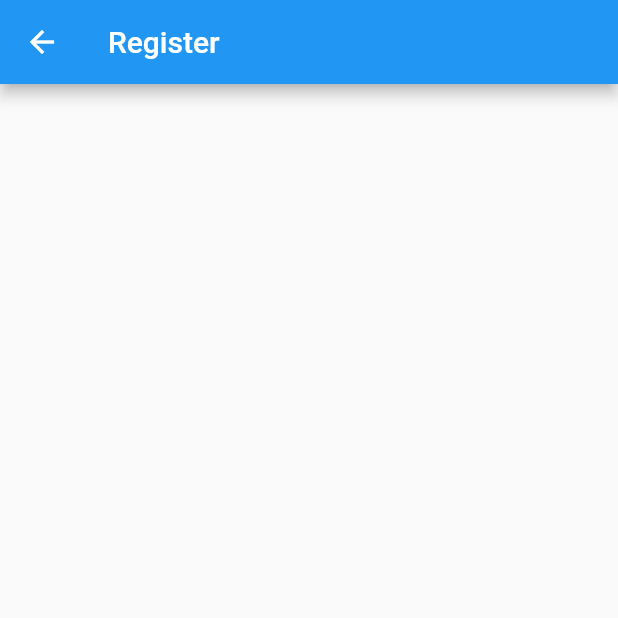
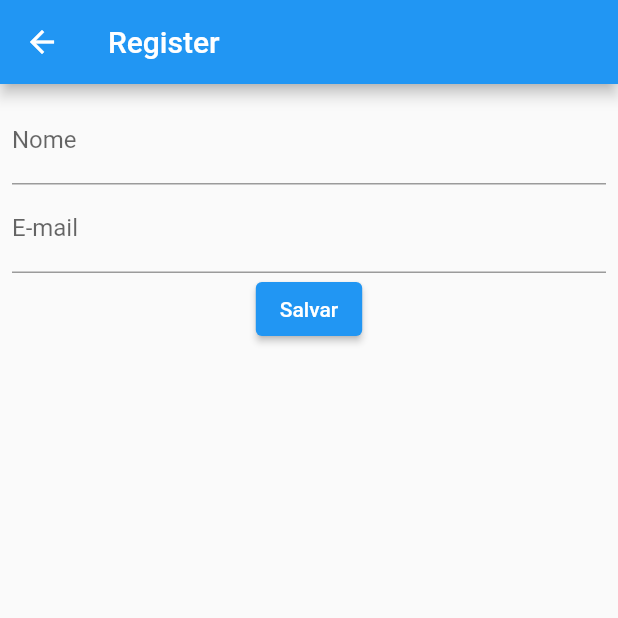
Before and after one commit to WilliamFB/freezed-bloc, a Flutter app: the ContactsRegisterPage screen opened by its route, on a phone screen of 412 x 824 dp, the top half of it. Run offline on Flutter 3.47's test engine with Material 2 defaults, Android fonts, the phone set to English and light mode, and no system bars; our stand-ins replace bloc, dio, flutter_bloc, freezed_annotation; generated files the repository leaves out were written again; network calls fail.

Commit message:
feat: implement contacts register

```diff
--- /dev/null
+++ b/lib/features/contacts/register/bloc/contacts_register_bloc.dart
@@ -0,0 +1,38 @@
+import 'dart:async';
+import 'dart:developer';
+
+import 'package:bloc/bloc.dart';
+import 'package:bloc_studies/models/contact_model.dart';
+import 'package:freezed_annotation/freezed_annotation.dart';
+
+import '../../../../repositories/contacts_repository.dart';
+
+part 'contacts_register_bloc.freezed.dart';
+part 'contacts_register_event.dart';
+part 'contacts_register_state.dart';
+
+class ContactsRegisterBloc
+    extends Bloc<ContactsRegisterEvent, ContactsRegisterState> {
+  final ContactsRepository _repository;
+
+  ContactsRegisterBloc({required ContactsRepository repository})
+      : _repository = repository,
+        super(const ContactsRegisterState.initial()) {
+    on<_Save>(_save);
+  }
+
+  FutureOr<void> _save(_Save event, Emitter<ContactsRegisterState> emit) async {
+    try {
+      emit(const ContactsRegisterState.loading());
+      await Future.delayed(const Duration(seconds: 2));
+      final contactModel = ContactModel(name: event.nome, email: event.email);
+      await _repository.create(contactModel);
+      emit(const ContactsRegisterState.success());
+    } catch (e, s) {
+      log('Erro ao salvar contato', error: e, stackTrace: s);
+      emit(
+        const ContactsRegisterState.error(message: 'Erro ao salvar contato.'),
+      );
+    }
+  }
+}
--- /dev/null
+++ b/lib/features/contacts/register/bloc/contacts_register_event.dart
@@ -0,0 +1,9 @@
+part of 'contacts_register_bloc.dart';
+
+@freezed
+class ContactsRegisterEvent with _$ContactsRegisterEvent {
+  const factory ContactsRegisterEvent.save({
+    required String nome,
+    required String email,
+  }) = _Save;
+}
--- /dev/null
+++ b/lib/features/contacts/register/bloc/contacts_register_state.dart
@@ -0,0 +1,9 @@
+part of 'contacts_register_bloc.dart';
+
+@freezed
+class ContactsRegisterState with _$ContactsRegisterState {
+  const factory ContactsRegisterState.initial() = _Initial;
+  const factory ContactsRegisterState.loading() = _Loading;
+  const factory ContactsRegisterState.success() = _Success;
+  const factory ContactsRegisterState.error({required String message}) = _Error;
+}
--- a/lib/features/contacts/register/contacts_register_page.dart
+++ b/lib/features/contacts/register/contacts_register_page.dart
@@ -1,7 +1,26 @@
+import 'package:bloc_studies/features/contacts/register/bloc/contacts_register_bloc.dart';
+import 'package:bloc_studies/widgets/loader.dart';
 import 'package:flutter/material.dart';
+import 'package:flutter_bloc/flutter_bloc.dart';
 
-class ContactsRegisterPage extends StatelessWidget {
+class ContactsRegisterPage extends StatefulWidget {
   const ContactsRegisterPage({Key? key}) : super(key: key);
+
+  @override
+  State<ContactsRegisterPage> createState() => _ContactsRegisterPageState();
+}
+
+class _ContactsRegisterPageState extends State<ContactsRegisterPage> {
+  final _formKey = GlobalKey<FormState>();
+  final _nameEC = TextEditingController();
+  final _emailEC = TextEditingController();
+
+  @override
+  void dispose() {
+    _nameEC.dispose();
+    _emailEC.dispose();
+    super.dispose();
+  }
 
   @override
   Widget build(BuildContext context) {
@@ -9,7 +28,89 @@ class ContactsRegisterPage extends StatelessWidget {
       appBar: AppBar(
         title: const Text('Register'),
       ),
-      body: Container(),
+      body: BlocListener<ContactsRegisterBloc, ContactsRegisterState>(
+        // Não executa o listener quando for success e error
+        listenWhen: (previous, current) {
+          return current.maybeWhen(
+            success: () => true,
+            error: (_) => true,
+            orElse: () => false,
+          );
+        },
+        listener: (context, state) {
+          // whenOrNull não tem orElse, então caso seja um estado diferente, nada acontece
+          state.whenOrNull(
+            success: () => Navigator.of(context).pop(),
+            error: (message) {
+              ScaffoldMessenger.of(context).showSnackBar(
+                SnackBar(
+                  backgroundColor: Colors.red,
+                  content: Text(
+                    message,
+                    style: const TextStyle(color: Colors.white),
+                  ),
+                ),
+              );
+            },
+          );
+        },
+        child: Padding(
+          padding: const EdgeInsets.all(8.0),
+          child: Form(
+            key: _formKey,
+            child: Column(
+              children: [
+                TextFormField(
+                  controller: _nameEC,
+                  decoration: const InputDecoration(
+                    label: Text('Nome'),
+                  ),
+                  validator: (String? value) {
+                    if (value == null || value.isEmpty) {
+                      return 'O campo nome é obrigatório';
+                    }
+                    return null;
+                  },
+                ),
+                TextFormField(
+                  controller: _emailEC,
+                  decoration: const InputDecoration(
+                    label: Text('E-mail'),
+                  ),
+                  validator: (String? value) {
+                    if (value == null || value.isEmpty) {
+                      return 'O campo e-mail é obrigatório';
+                    }
+                    return null;
+                  },
+                ),
+                ElevatedButton(
+                  onPressed: () {
+                    final validate = _formKey.currentState?.validate() ?? false;
+                    if (validate) {
+                      context
+                          .read<ContactsRegisterBloc>()
+                          .add(ContactsRegisterEvent.save(
+                            nome: _nameEC.text,
+                            email: _emailEC.text,
+                          ));
+                    }
+                  },
+                  child: const Text('Salvar'),
+                ),
+                Loader<ContactsRegisterBloc, ContactsRegisterState>(
+                  selector: (state) {
+                    return state.maybeWhen(
+                      loading: () => true,
+                      orElse: () => false,
+                    );
+                  },
+                )
+              ],
+            ),
+          ),
+        ),
+      ),
     );
   }
 }
--- a/lib/models/contact_model.dart
+++ b/lib/models/contact_model.dart
@@ -1,7 +1,7 @@
 import 'dart:convert';
 
 class ContactModel {
-  final int? id;
+  final String? id;
   final String name;
   final String email;
 
@@ -21,7 +21,7 @@ class ContactModel {
 
   factory ContactModel.fromMap(Map<String, dynamic> map) {
     return ContactModel(
-      id: map['id']?.toInt(),
+      id: map['id'] ?? "",
       name: map['name'] ?? '',
       email: map['email'] ?? '',
     );
```
Also changed, not shown: lib/features/contacts/list/contacts_list_page.dart (+6 -2 lines), lib/main.dart (+6 -1 lines).
